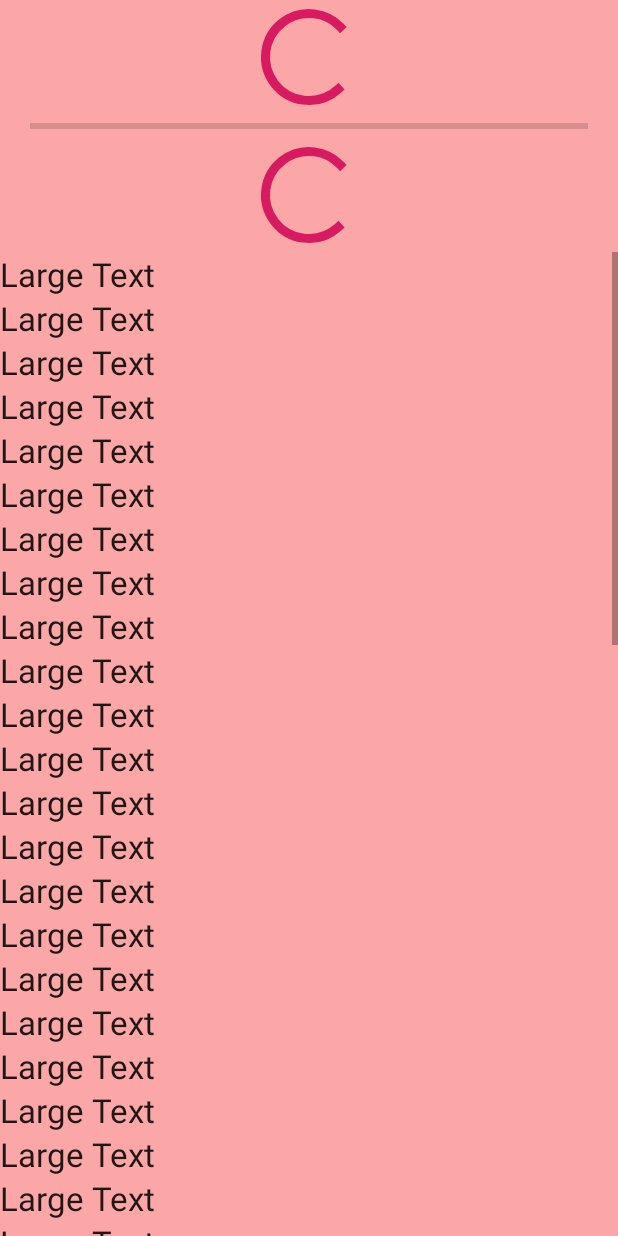
After one commit to MengkZhang/CustomView2, an Android app: the layout test.xml on its own in the app's theme, with its tools: preview values and no code run, on a phone screen of 412 x 824 dp. The commit adds this screen. Run offline under Robolectric (Android 15) with nearby library versions, the phone set to English and light mode, and no system bars.

Commit message:
自定义ViewPager-添加测试页面并测量子View的宽高

```diff
--- a/custom_viewpager/src/main/java/com/zhang/custom_viewpager/MainActivity.java
+++ b/custom_viewpager/src/main/java/com/zhang/custom_viewpager/MainActivity.java
@@ -2,6 +2,7 @@ package com.zhang.custom_viewpager;
 
 import android.support.v7.app.AppCompatActivity;
 import android.os.Bundle;
+import android.view.View;
 import android.widget.ImageView;
 
 public class MainActivity extends AppCompatActivity {
@@ -27,5 +28,9 @@ public class MainActivity extends AppCompatActivity {
             imageView.setBackgroundResource(ids[i]);
             mViewPager.addView(imageView);
         }
+
+        //添加测试页面
+        View view = View.inflate(this, R.layout.test, null);
+        mViewPager.addView(view,2);
     }
 }
--- /dev/null
+++ b/custom_viewpager/src/main/res/layout/test.xml
@@ -0,0 +1,417 @@
+<?xml version="1.0" encoding="utf-8"?>
+<LinearLayout xmlns:android="http://schemas.android.com/apk/res/android"
+    android:layout_width="match_parent"
+    android:layout_height="match_parent"
+    android:orientation="vertical"
+    android:background="#55ff0000"
+    android:weightSum="1">
+
+    <ProgressBar
+        android:id="@+id/progressBar"
+        style="?android:attr/progressBarStyleLarge"
+        android:layout_width="136dp"
+        android:layout_height="wrap_content"
+        android:layout_gravity="center_horizontal" />
+
+    <ProgressBar
+        android:id="@+id/progressBar2"
+        style="?android:attr/progressBarStyleHorizontal"
+        android:layout_width="372dp"
+        android:layout_height="wrap_content"
+        android:layout_gravity="center_horizontal" />
+
+    <ProgressBar
+        android:id="@+id/progressBar3"
+        style="?android:attr/progressBarStyleLarge"
+        android:layout_width="wrap_content"
+        android:layout_height="wrap_content"
+        android:layout_gravity="center_horizontal" />
+
+
+    <ScrollView
+        android:id="@+id/scrollView"
+        android:layout_width="match_parent"
+        android:layout_height="match_parent"
+        android:layout_gravity="center_horizontal">
+
+        <LinearLayout
+            android:layout_width="match_parent"
+            android:layout_height="match_parent"
+            android:orientation="vertical">
+
+            <TextView
+                android:layout_width="wrap_content"
+                android:layout_height="wrap_content"
+                android:text="Large Text"
+                android:textAppearance="?android:attr/textAppearanceLarge" />
+
+
+            <TextView
+                android:layout_width="wrap_content"
+                android:layout_height="wrap_content"
+                android:text="Large Text"
+                android:textAppearance="?android:attr/textAppearanceLarge" />
+
+            <TextView
+                android:layout_width="wrap_content"
+                android:layout_height="wrap_content"
+                android:text="Large Text"
+                android:textAppearance="?android:attr/textAppearanceLarge" />
+
+
+            <TextView
+                android:layout_width="wrap_content"
+                android:layout_height="wrap_content"
+                android:text="Large Text"
+                android:textAppearance="?android:attr/textAppearanceLarge" />
+
+            <TextView
+                android:layout_width="wrap_content"
+                android:layout_height="wrap_content"
+                android:text="Large Text"
+                android:textAppearance="?android:attr/textAppearanceLarge" />
+
+
+            <TextView
+                android:layout_width="wrap_content"
+                android:layout_height="wrap_content"
+                android:text="Large Text"
+                android:textAppearance="?android:attr/textAppearanceLarge" />
+
+            <TextView
+                android:layout_width="wrap_content"
+                android:layout_height="wrap_content"
+                android:text="Large Text"
+                android:textAppearance="?android:attr/textAppearanceLarge" />
+
+
+            <TextView
+                android:layout_width="wrap_content"
+                android:layout_height="wrap_content"
+                android:text="Large Text"
+                android:textAppearance="?android:attr/textAppearanceLarge" />
+
+
+            <TextView
+                android:layout_width="wrap_content"
+                android:layout_height="wrap_content"
+                android:text="Large Text"
+                android:textAppearance="?android:attr/textAppearanceLarge" />
+
+
+            <TextView
+                android:layout_width="wrap_content"
+                android:layout_height="wrap_content"
+                android:text="Large Text"
+                android:textAppearance="?android:attr/textAppearanceLarge" />
+
+            <TextView
+                android:layout_width="wrap_content"
+                android:layout_height="wrap_content"
+                android:text="Large Text"
+                android:textAppearance="?android:attr/textAppearanceLarge" />
+
+
+            <TextView
+                android:layout_width="wrap_content"
+                android:layout_height="wrap_content"
+                android:text="Large Text"
+                android:textAppearance="?android:attr/textAppearanceLarge" />
+
+            <TextView
+                android:layout_width="wrap_content"
+                android:layout_height="wrap_content"
+                android:text="Large Text"
+                android:textAppearance="?android:attr/textAppearanceLarge" />
+
+
+            <TextView
+                android:layout_width="wrap_content"
+                android:layout_height="wrap_content"
+                android:text="Large Text"
+                android:textAppearance="?android:attr/textAppearanceLarge" />
+
+            <TextView
+                android:layout_width="wrap_content"
+                android:layout_height="wrap_content"
+                android:text="Large Text"
+                android:textAppearance="?android:attr/textAppearanceLarge" />
+
+
+            <TextView
+                android:layout_width="wrap_content"
+                android:layout_height="wrap_content"
+                android:text="Large Text"
+                android:textAppearance="?android:attr/textAppearanceLarge" />
+
+
+            <TextView
+                android:layout_width="wrap_content"
+                android:layout_height="wrap_content"
+                android:text="Large Text"
+                android:textAppearance="?android:attr/textAppearanceLarge" />
+
+
+            <TextView
+                android:layout_width="wrap_content"
+                android:layout_height="wrap_content"
+                android:text="Large Text"
+                android:textAppearance="?android:attr/textAppearanceLarge" />
+
+            <TextView
+                android:layout_width="wrap_content"
+                android:layout_height="wrap_content"
+                android:text="Large Text"
+                android:textAppearance="?android:attr/textAppearanceLarge" />
+
+
+            <TextView
+                android:layout_width="wrap_content"
+                android:layout_height="wrap_content"
+                android:text="Large Text"
+                android:textAppearance="?android:attr/textAppearanceLarge" />
+
+            <TextView
+                android:layout_width="wrap_content"
+                android:layout_height="wrap_content"
+                android:text="Large Text"
+                android:textAppearance="?android:attr/textAppearanceLarge" />
+
+
+            <TextView
+                android:layout_width="wrap_content"
+                android:layout_height="wrap_content"
+                android:text="Large Text"
+                android:textAppearance="?android:attr/textAppearanceLarge" />
+
+            <TextView
+                android:layout_width="wrap_content"
+                android:layout_height="wrap_content"
+                android:text="Large Text"
+                android:textAppearance="?android:attr/textAppearanceLarge" />
+
+
+            <TextView
+                android:layout_width="wrap_content"
+                android:layout_height="wrap_content"
+                android:text="Large Text"
+                android:textAppearance="?android:attr/textAppearanceLarge" />
+
+
+            <TextView
+                android:layout_width="wrap_content"
+                android:layout_height="wrap_content"
+                android:text="Large Text"
+                android:textAppearance="?android:attr/textAppearanceLarge" />
+
+
+            <TextView
+                android:layout_width="wrap_content"
+                android:layout_height="wrap_content"
+                android:text="Large Text"
+                android:textAppearance="?android:attr/textAppearanceLarge" />
+
+            <TextView
+                android:layout_width="wrap_content"
+                android:layout_height="wrap_content"
+                android:text="Large Text"
+                android:textAppearance="?android:attr/textAppearanceLarge" />
+
+
+            <TextView
+                android:layout_width="wrap_content"
+                android:layout_height="wrap_content"
+                android:text="Large Text"
+                android:textAppearance="?android:attr/textAppearanceLarge" />
+
+            <TextView
+                android:layout_width="wrap_content"
+                android:layout_height="wrap_content"
+                android:text="Large Text"
+                android:textAppearance="?android:attr/textAppearanceLarge" />
+
+
+            <TextView
+                android:layout_width="wrap_content"
+                android:layout_height="wrap_content"
+                android:text="Large Text"
+                android:textAppearance="?android:attr/textAppearanceLarge" />
+
+            <TextView
+                android:layout_width="wrap_content"
+                android:layout_height="wrap_content"
+                android:text="Large Text"
+                android:textAppearance="?android:attr/textAppearanceLarge" />
+
+
+            <TextView
+                android:layout_width="wrap_content"
+                android:layout_height="wrap_content"
+                android:text="Large Text"
+                android:textAppearance="?android:attr/textAppearanceLarge" />
+
+
+            <TextView
+                android:layout_width="wrap_content"
+                android:layout_height="wrap_content"
+                android:text="Large Text"
+                android:textAppearance="?android:attr/textAppearanceLarge" />
+
+
+            <TextView
+                android:layout_width="wrap_content"
+                android:layout_height="wrap_content"
+                android:text="Large Text"
+                android:textAppearance="?android:attr/textAppearanceLarge" />
+
+            <TextView
+                android:layout_width="wrap_content"
+                android:layout_height="wrap_content"
+                android:text="Large Text"
+                android:textAppearance="?android:attr/textAppearanceLarge" />
+
+
+            <TextView
+                android:layout_width="wrap_content"
+                android:layout_height="wrap_content"
+                android:text="Large Text"
+                android:textAppearance="?android:attr/textAppearanceLarge" />
+
+            <TextView
+                android:layout_width="wrap_content"
+                android:layout_height="wrap_content"
+                android:text="Large Text"
+                android:textAppearance="?android:attr/textAppearanceLarge" />
+
+
+            <TextView
+                android:layout_width="wrap_content"
+                android:layout_height="wrap_content"
+                android:text="Large Text"
+                android:textAppearance="?android:attr/textAppearanceLarge" />
+
+            <TextView
+                android:layout_width="wrap_content"
+                android:layout_height="wrap_content"
+                android:text="Large Text"
+                android:textAppearance="?android:attr/textAppearanceLarge" />
+
+
+            <TextView
+                android:layout_width="wrap_content"
+                android:layout_height="wrap_content"
+                android:text="Large Text"
+                android:textAppearance="?android:attr/textAppearanceLarge" />
+
+
+            <TextView
+                android:layout_width="wrap_content"
+                android:layout_height="wrap_content"
+                android:text="Large Text"
+                android:textAppearance="?android:attr/textAppearanceLarge" />
+
+
+            <TextView
+                android:layout_width="wrap_content"
+                android:layout_height="wrap_content"
+                android:text="Large Text"
+                android:textAppearance="?android:attr/textAppearanceLarge" />
+
+            <TextView
+                android:layout_width="wrap_content"
+                android:layout_height="wrap_content"
+                android:text="Large Text"
+                android:textAppearance="?android:attr/textAppearanceLarge" />
+
+
+            <TextView
+                android:layout_width="wrap_content"
+                android:layout_height="wrap_content"
+                android:text="Large Text"
+                android:textAppearance="?android:attr/textAppearanceLarge" />
+
+            <TextView
+                android:layout_width="wrap_content"
+                android:layout_height="wrap_content"
+                android:text="Large Text"
+                android:textAppearance="?android:attr/textAppearanceLarge" />
+
+
+            <TextView
+                android:layout_width="wrap_content"
+                android:layout_height="wrap_content"
+                android:text="Large Text"
+                android:textAppearance="?android:attr/textAppearanceLarge" />
+
+            <TextView
+                android:layout_width="wrap_content"
+                android:layout_height="wrap_content"
+                android:text="Large Text"
+                android:textAppearance="?android:attr/textAppearanceLarge" />
+
+
+            <TextView
+                android:layout_width="wrap_content"
+                android:layout_height="wrap_content"
+                android:text="Large Text"
+                android:textAppearance="?android:attr/textAppearanceLarge" />
+
+
+            <TextView
+                android:layout_width="wrap_content"
+                android:layout_height="wrap_content"
+                android:text="Large Text"
+                android:textAppearance="?android:attr/textAppearanceLarge" />
+
+
+            <TextView
+                android:layout_width="wrap_content"
+                android:layout_height="wrap_content"
+                android:text="Large Text"
+                android:textAppearance="?android:attr/textAppearanceLarge" />
+
+            <TextView
+                android:layout_width="wrap_content"
+                android:layout_height="wrap_content"
+                android:text="Large Text"
+                android:textAppearance="?android:attr/textAppearanceLarge" />
+
+
+            <TextView
+                android:layout_width="wrap_content"
+                android:layout_height="wrap_content"
+                android:text="Large Text"
+                android:textAppearance="?android:attr/textAppearanceLarge" />
+
+            <TextView
+                android:layout_width="wrap_content"
+                android:layout_height="wrap_content"
+                android:text="Large Text"
+                android:textAppearance="?android:attr/textAppearanceLarge" />
+
+
+            <TextView
+                android:layout_width="wrap_content"
+                android:layout_height="wrap_content"
+                android:text="Large Text"
+                android:textAppearance="?android:attr/textAppearanceLarge" />
+
+            <TextView
+                android:layout_width="wrap_content"
+                android:layout_height="wrap_content"
+                android:text="Large Text"
+                android:textAppearance="?android:attr/textAppearanceLarge" />
+
+
+            <TextView
+                android:layout_width="wrap_content"
+                android:layout_height="wrap_content"
+                android:text="Large Text"
+                android:textAppearance="?android:attr/textAppearanceLarge" />
+
+
+        </LinearLayout>
+
+
+    </ScrollView>
+</LinearLayout>
```
Also changed, not shown: 1 other file.
